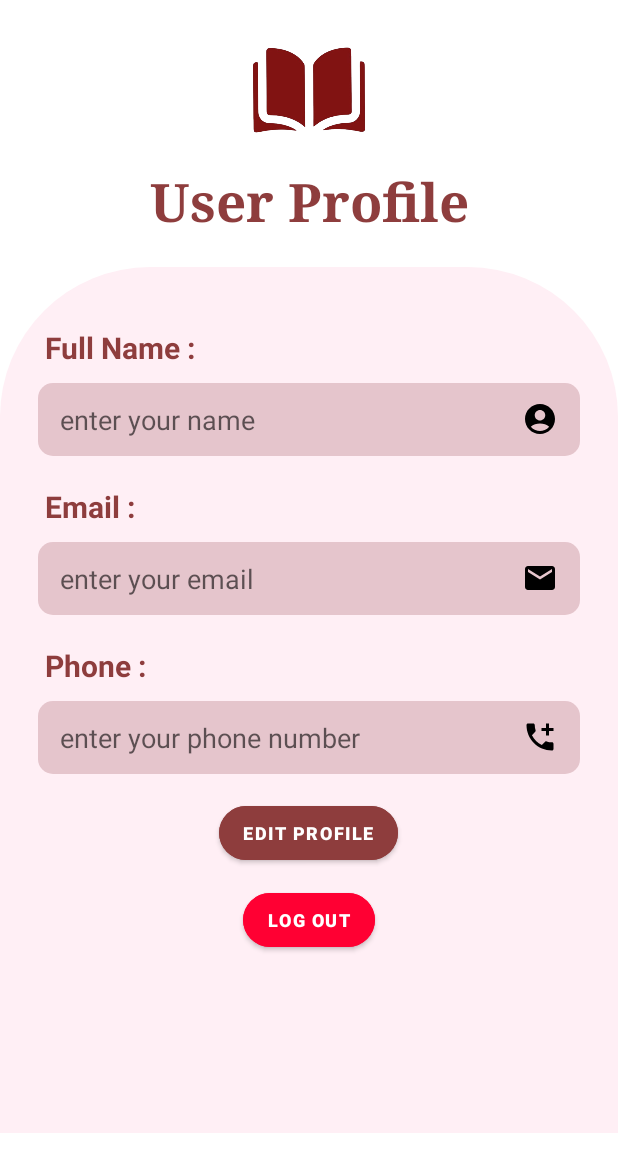
After one commit to AdaletSirine22/formation_mobile, an Android app: the ProfileActivity screen opened directly, with no data from a screen before it, on a phone screen of 412 x 824 dp. The commit adds this screen. Shown: the top 1172 px of the screen. Run offline under Robolectric (Android 15) with nearby library versions, the phone set to English and light mode, and no system bars; our stand-ins replace Firebase (no records; nobody signed in at launch, a user with empty details on screens opened directly); 3 statements that could not run were skipped.

Commit message:
feat:user profile

```diff
--- a/app/src/main/AndroidManifest.xml
+++ b/app/src/main/AndroidManifest.xml
@@ -13,6 +13,9 @@
         android:supportsRtl="true"
         android:theme="@style/Theme.FormationStageNovembre"
         tools:targetApi="31">
+        <activity
+            android:name=".ProfileActivity"
+            android:exported="false" />
         <activity
             android:name=".HomeActivity"
             android:exported="false" />
--- a/app/src/main/java/com/example/formationstagenovembre/HomeActivity.java
+++ b/app/src/main/java/com/example/formationstagenovembre/HomeActivity.java
@@ -1,6 +1,7 @@
 package com.example.formationstagenovembre;
 
 import android.content.Intent;
+import android.content.SharedPreferences;
 import android.os.Bundle;
 import android.widget.Button;
 
@@ -28,6 +29,10 @@ public class HomeActivity extends AppCompatActivity {
         logOutButton.setOnClickListener(v -> {
             firebaseAuth.signOut();
             startActivity(new Intent(this, SignInActivity.class));
+            SharedPreferences preferences = getSharedPreferences("checkBoxRemember", MODE_PRIVATE);
+            SharedPreferences.Editor editor = preferences.edit();
+            editor.putBoolean("isChecked",false);
+            editor.apply();
             finish();
 
         });
--- /dev/null
+++ b/app/src/main/java/com/example/formationstagenovembre/ProfileActivity.java
@@ -0,0 +1,98 @@
+package com.example.formationstagenovembre;
+
+import android.app.ProgressDialog;
+import android.content.Intent;
+import android.content.SharedPreferences;
+import android.os.Bundle;
+import android.widget.Button;
+import android.widget.EditText;
+import android.widget.Toast;
+
+import androidx.activity.EdgeToEdge;
+import androidx.annotation.NonNull;
+import androidx.appcompat.app.AppCompatActivity;
+import androidx.core.graphics.Insets;
+import androidx.core.view.ViewCompat;
+import androidx.core.view.WindowInsetsCompat;
+
+import com.google.firebase.auth.FirebaseAuth;
+import com.google.firebase.auth.FirebaseUser;
+import com.google.firebase.database.DataSnapshot;
+import com.google.firebase.database.DatabaseError;
+import com.google.firebase.database.DatabaseReference;
+import com.google.firebase.database.FirebaseDatabase;
+import com.google.firebase.database.ValueEventListener;
+
+public class ProfileActivity extends AppCompatActivity {
+    private EditText name, email, phone;
+    private Button logOut, editProfile;
+
+    private FirebaseAuth firebaseAuth;
+    private FirebaseDatabase firebaseDatabase;
+    private FirebaseUser loggedUser;
+    private DatabaseReference userDetailsReference;
+    private ProgressDialog progressDialog;
+
+    @Override
+    protected void onCreate(Bundle savedInstanceState) {
+        super.onCreate(savedInstanceState);
+        EdgeToEdge.enable(this);
+        setContentView(R.layout.activity_profile);
+
+        name = findViewById(R.id.full_name_profile);
+        email = findViewById(R.id.email_profile);
+        phone = findViewById(R.id.phone_profile);
+        logOut = findViewById(R.id.log_out_profile);
+        editProfile = findViewById(R.id.edit_profile_btn);
+
+        firebaseAuth = FirebaseAuth.getInstance();
+        firebaseDatabase = FirebaseDatabase.getInstance();
+        loggedUser = firebaseAuth.getCurrentUser();
+        userDetailsReference = firebaseDatabase.getReference().child("users").child(loggedUser.getUid());
+
+        progressDialog = new ProgressDialog(this);
+        progressDialog.setMessage("Please wait...");
+        progressDialog.show();
+
+        userDetailsReference.addValueEventListener(new ValueEventListener() {
+            @Override
+            public void onDataChange(@NonNull DataSnapshot userDetails) {
+                String nameString = userDetails.child("fullName").getValue().toString();
+                String emailString = userDetails.child("email").getValue().toString();
+                String phoneString = userDetails.child("phone").getValue().toString();
+                name.setText(nameString);
+                email.setText(emailString);
+                phone.setText(phoneString);
+                progressDialog.dismiss();
+            }
+
+            @Override
+            public void onCancelled(@NonNull DatabaseError databaseError) {
+                Toast.makeText(ProfileActivity.this, "" + databaseError, Toast.LENGTH_SHORT).show();
+                progressDialog.dismiss();
+            }
+        });
+
+        logOut.setOnClickListener(v -> {
+            firebaseAuth.signOut();
+            startActivity(new Intent(this, SignInActivity.class));
+            SharedPreferences preferences = getSharedPreferences("checkBoxRemember", MODE_PRIVATE);
+            SharedPreferences.Editor editor = preferences.edit();
+            editor.putBoolean("isChecked", false);
+            editor.apply();
+            finish();
+        });
+
+        editProfile.setOnClickListener(v -> {
+            progressDialog.show();
+            String updatedName = name.getText().toString();
+            String updatedPhone = phone.getText().toString();
+            userDetailsReference.child("fullName").setValue(updatedName);
+            userDetailsReference.child("phone").setValue(updatedPhone);
+            Toast.makeText(this, "Your data has been changed successfully", Toast.LENGTH_SHORT).show();
+            name.clearFocus();
+            phone.clearFocus();
+            progressDialog.dismiss();
+        });
+    }
+}
--- /dev/null
+++ b/app/src/main/res/layout/activity_profile.xml
@@ -0,0 +1,127 @@
+<?xml version="1.0" encoding="utf-8"?>
+<ScrollView xmlns:android="http://schemas.android.com/apk/res/android"
+    xmlns:app="http://schemas.android.com/apk/res-auto"
+    xmlns:tools="http://schemas.android.com/tools"
+    android:id="@+id/main"
+    android:layout_width="match_parent"
+    android:layout_height="match_parent"
+    tools:context=".ProfileActivity">
+
+    <LinearLayout
+        android:layout_width="match_parent"
+        android:layout_height="wrap_content"
+        android:orientation="vertical">
+
+        <ImageView
+            android:layout_width="100dp"
+            android:layout_height="100dp"
+            android:layout_gravity="center"
+            android:layout_marginTop="10dp"
+            android:src="@drawable/book" />
+
+        <TextView
+            android:layout_width="match_parent"
+            android:layout_height="wrap_content"
+            android:layout_marginBottom="20dp"
+            android:fontFamily="serif"
+            android:gravity="center"
+            android:text="User Profile"
+            android:textColor="@color/darkRed"
+            android:textSize="35dp"
+            android:textStyle="bold" />
+
+        <LinearLayout
+            android:layout_width="match_parent"
+            android:layout_height="577dp"
+            android:background="@drawable/shape"
+            android:orientation="vertical">
+
+            <TextView
+                android:layout_width="wrap_content"
+                android:layout_height="wrap_content"
+                android:layout_marginStart="30dp"
+                android:layout_marginTop="40dp"
+                android:text="Full Name :"
+                android:textColor="@color/darkRed"
+                android:textSize="20dp"
+                android:textStyle="bold" />
+
+            <EditText
+                android:id="@+id/full_name_profile"
+                android:layout_width="match_parent"
+                android:layout_height="wrap_content"
+                android:layout_marginHorizontal="25dp"
+                android:layout_marginTop="10sp"
+                android:background="@drawable/edit_text_shape"
+                android:drawableEnd="@drawable/ic_name"
+                android:hint="enter your name" />
+
+            <TextView
+                android:layout_width="wrap_content"
+                android:layout_height="wrap_content"
+                android:layout_marginStart="30dp"
+                android:layout_marginTop="20sp"
+                android:text="Email :"
+                android:textColor="@color/darkRed"
+                android:textSize="20dp"
+                android:textStyle="bold" />
+
+            <EditText
+                android:id="@+id/email_profile"
+                android:layout_width="match_parent"
+                android:layout_height="wrap_content"
+                android:layout_marginHorizontal="25dp"
+                android:background="@drawable/edit_text_shape"
+                android:layout_marginTop="10sp"
+                android:drawableEnd="@drawable/ic_email"
+                android:hint="enter your email"
+                android:focusableInTouchMode="false"/>
+
+            <TextView
+                android:layout_width="wrap_content"
+                android:layout_height="wrap_content"
+                android:layout_marginStart="30dp"
+                android:layout_marginTop="20sp"
+                android:text="Phone :"
+                android:textColor="@color/darkRed"
+                android:textSize="20dp"
+                android:textStyle="bold" />
+
+            <EditText
+                android:id="@+id/phone_profile"
+                android:layout_width="match_parent"
+                android:layout_height="wrap_content"
+                android:layout_marginHorizontal="25dp"
+               android:layout_marginTop="10sp"
+                android:background="@drawable/edit_text_shape"
+                android:drawableEnd="@drawable/ic_phone"
+                android:hint="enter your phone number" />
+
+            <Button
+                android:id="@+id/edit_profile_btn"
+                android:layout_width="wrap_content"
+                android:layout_height="wrap_content"
+                android:layout_gravity="center"
+                android:layout_marginTop="15sp"
+                android:backgroundTint="@color/darkRed"
+                android:text="edit profile"
+                android:textSize="12dp"
+                android:textStyle="bold"
+                app:cornerRadius="25dp" />
+
+            <Button
+                android:id="@+id/log_out_profile"
+                android:layout_width="wrap_content"
+                android:layout_height="wrap_content"
+                android:layout_gravity="center"
+                android:layout_marginTop="10dp"
+                android:backgroundTint="@color/red_color"
+                android:text="log out"
+                android:textSize="12dp"
+                android:textStyle="bold"
+                app:cornerRadius="25dp" />
+        </LinearLayout>
+
+    </LinearLayout>
+
+</ScrollView>
--- a/app/src/main/res/layout/activity_reset_password.xml
+++ b/app/src/main/res/layout/activity_reset_password.xml
@@ -66,7 +66,7 @@
                 android:layout_height="wrap_content"
                 android:backgroundTint="@color/darkRed"
                 android:text="Reset password"
-                android:textSize="18dp"
+                android:textSize="15dp"
                 android:textStyle="bold"
                 app:cornerRadius="25dp"
                 android:layout_gravity="center"
--- a/app/src/main/res/layout/activity_sign_in.xml
+++ b/app/src/main/res/layout/activity_sign_in.xml
@@ -99,7 +99,7 @@
                 android:layout_height="50dp"
                 android:backgroundTint="@color/darkRed"
                 android:text="sign in"
-                android:textSize="18dp"
+                android:textSize="15dp"
                 android:textStyle="bold"
                 app:cornerRadius="25dp"
                 android:layout_gravity="center"
--- a/app/src/main/res/layout/activity_sign_up.xml
+++ b/app/src/main/res/layout/activity_sign_up.xml
@@ -141,7 +141,7 @@
                 android:layout_height="50dp"
                 android:backgroundTint="@color/darkRed"
                 android:text="sign up"
-                android:textSize="17dp"
+                android:textSize="15dp"
                 android:textStyle="bold"
                 app:cornerRadius="25dp"
                 android:layout_gravity="center"
--- a/app/src/main/res/values/colors.xml
+++ b/app/src/main/res/values/colors.xml
@@ -13,6 +13,8 @@
     <color name="darkRed">#8E3D3D</color>
     <color name="shapeColor">#FFEFF5</color>
     <color name="edit_text_color">#E5C5CC</color>
+    <color name="red_color">#ff0033</color>
+
 
 
 </resources>
```
Also changed, not shown: app/src/main/java/com/example/formationstagenovembre/SignInActivity.java (+46 -5 lines).
